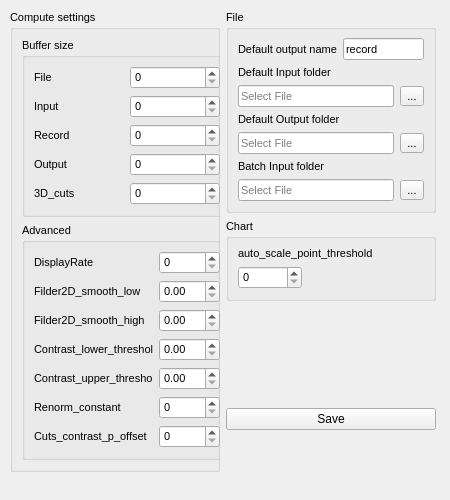
This is Holovibes/advancedsettingswindow.ui in DigitalHolography/Holovibes as Qt 5 draws it before an edit. The edited form follows.
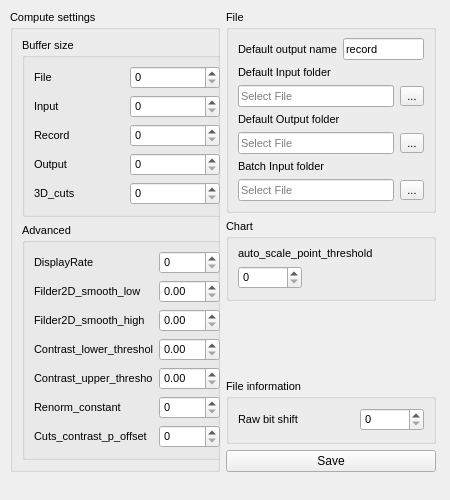
This is the edited form. Custom widgets are drawn as their Qt base class.

Commit message: feat(asw.ui): raw bit shift

Patch:
```diff
--- a/Holovibes/advancedsettingswindow.ui
+++ b/Holovibes/advancedsettingswindow.ui
@@ -670,7 +670,7 @@
        </layout>
       </widget>
      </item>
-     <item row="3" column="1" rowspan="2">
+     <item row="4" column="1">
       <layout class="QHBoxLayout" name="SettingsLayout">
        <property name="sizeConstraint">
         <enum>QLayout::SetFixedSize</enum>
@@ -693,6 +693,86 @@
        </item>
       </layout>
      </item>
+     <item row="3" column="1">
+      <widget class="holovibes::gui::GroupBox" name="FileInformationGroupBox">
+       <property name="sizePolicy">
+        <sizepolicy hsizetype="Fixed" vsizetype="Preferred">
+         <horstretch>1</horstretch>
+         <verstretch>0</verstretch>
+        </sizepolicy>
+       </property>
+       <property name="minimumSize">
+        <size>
+         <width>210</width>
+         <height>0</height>
+        </size>
+       </property>
+       <property name="maximumSize">
+        <size>
+         <width>210</width>
+         <height>16777215</height>
+        </size>
+       </property>
+       <property name="baseSize">
+        <size>
+         <width>210</width>
+         <height>0</height>
+        </size>
+       </property>
+       <property name="font">
+        <font>
+         <pointsize>8</pointsize>
+        </font>
+       </property>
+       <property name="toolTip">
+        <string notr="true"/>
+       </property>
+       <property name="toolTipDuration">
+        <number>-1</number>
+       </property>
+       <property name="title">
+        <string>File information</string>
+       </property>
+       <property name="flat">
+        <bool>false</bool>
+       </property>
+       <layout class="QVBoxLayout" name="verticalLayout_17">
+        <property name="bottomMargin">
+         <number>9</number>
+        </property>
+        <item>
+         <layout class="QHBoxLayout" name="horizontalLayout">
+          <item>
+           <widget class="QLabel" name="rawBitShiftLabel">
+            <property name="text">
+             <string>Raw bit shift</string>
+            </property>
+           </widget>
+          </item>
+          <item>
+           <widget class="QSpinBox" name="rawBitShiftSpinBox">
+            <property name="sizePolicy">
+             <sizepolicy hsizetype="Fixed" vsizetype="Fixed">
+              <horstretch>0</horstretch>
+              <verstretch>0</verstretch>
+             </sizepolicy>
+            </property>
+            <property name="layoutDirection">
+             <enum>Qt::LeftToRight</enum>
+            </property>
+            <property name="alignment">
+             <set>Qt::AlignLeading|Qt::AlignLeft|Qt::AlignVCenter</set>
+            </property>
+            <property name="maximum">
+             <number>999999999</number>
+            </property>
+           </widget>
+          </item>
+         </layout>
+        </item>
+       </layout>
+      </widget>
+     </item>
     </layout>
    </widget>
   </widget>
```
